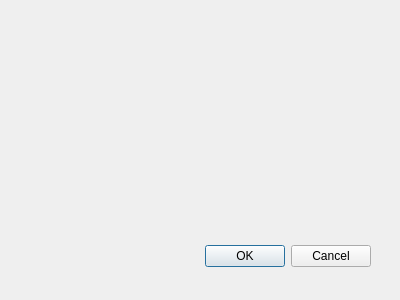
This is TheTradingMachineApplication/playdialog.ui in fobboyandy/TheTradingMachine as Qt 5 draws it before an edit. The edited form follows.
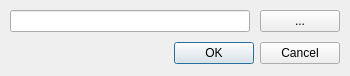
This is the edited form.

What changed in the file:
```diff
--- a/TheTradingMachineApplication/playdialog.ui
+++ b/TheTradingMachineApplication/playdialog.ui
@@ -8,29 +8,103 @@
    <rect>
     <x>0</x>
     <y>0</y>
-    <width>400</width>
-    <height>300</height>
+    <width>350</width>
+    <height>76</height>
    </rect>
   </property>
+  <property name="sizePolicy">
+   <sizepolicy hsizetype="Expanding" vsizetype="Expanding">
+    <horstretch>0</horstretch>
+    <verstretch>0</verstretch>
+   </sizepolicy>
+  </property>
+  <property name="contextMenuPolicy">
+   <enum>Qt::NoContextMenu</enum>
+  </property>
   <property name="windowTitle">
    <string>Dialog</string>
   </property>
-  <widget name="buttonBox" class="QDialogButtonBox">
-   <property name="geometry">
-    <rect>
-     <x>30</x>
-     <y>240</y>
-     <width>341</width>
-     <height>32</height>
-    </rect>
+  <property name="modal">
+   <bool>false</bool>
+  </property>
+  <layout class="QVBoxLayout" name="verticalLayout">
+   <property name="spacing">
+    <number>10</number>
    </property>
-   <property name="orientation">
-    <enum>Qt::Horizontal</enum>
+   <property name="sizeConstraint">
+    <enum>QLayout::SetDefaultConstraint</enum>
    </property>
-   <property name="standardButtons">
-    <set>QDialogButtonBox::Cancel|QDialogButtonBox::Ok</set>
+   <property name="leftMargin">
+    <number>10</number>
    </property>
-  </widget>
+   <property name="topMargin">
+    <number>10</number>
+   </property>
+   <property name="rightMargin">
+    <number>10</number>
+   </property>
+   <property name="bottomMargin">
+    <number>10</number>
+   </property>
+   <item>
+    <layout class="QHBoxLayout" name="horizontalLayout">
+     <item>
+      <widget class="QLineEdit" name="lineEdit">
+       <property name="sizePolicy">
+        <sizepolicy hsizetype="Expanding" vsizetype="Fixed">
+         <horstretch>0</horstretch>
+         <verstretch>0</verstretch>
+        </sizepolicy>
+       </property>
+       <property name="layoutDirection">
+        <enum>Qt::LeftToRight</enum>
+       </property>
+       <property name="autoFillBackground">
+        <bool>false</bool>
+       </property>
+       <property name="text">
+        <string/>
+       </property>
+       <property name="frame">
+        <bool>true</bool>
+       </property>
+       <property name="alignment">
+        <set>Qt::AlignCenter</set>
+       </property>
+       <property name="placeholderText">
+        <string extracomment="Ticker or File"/>
+       </property>
+       <property name="clearButtonEnabled">
+        <bool>false</bool>
+       </property>
+      </widget>
+     </item>
+     <item>
+      <widget class="QPushButton" name="pushButton">
+       <property name="sizePolicy">
+        <sizepolicy hsizetype="Minimum" vsizetype="Fixed">
+         <horstretch>0</horstretch>
+         <verstretch>0</verstretch>
+        </sizepolicy>
+       </property>
+       <property name="text">
+        <string>...</string>
+       </property>
+      </widget>
+     </item>
+    </layout>
+   </item>
+   <item>
+    <widget class="QDialogButtonBox" name="buttonBox">
+     <property name="orientation">
+      <enum>Qt::Horizontal</enum>
+     </property>
+     <property name="standardButtons">
+      <set>QDialogButtonBox::Cancel|QDialogButtonBox::Ok</set>
+     </property>
+    </widget>
+   </item>
+  </layout>
  </widget>
  <pixmapfunction/>
  <resources/>
```
Left out of the diff: 9 changed lines with no effect on the pictures.
